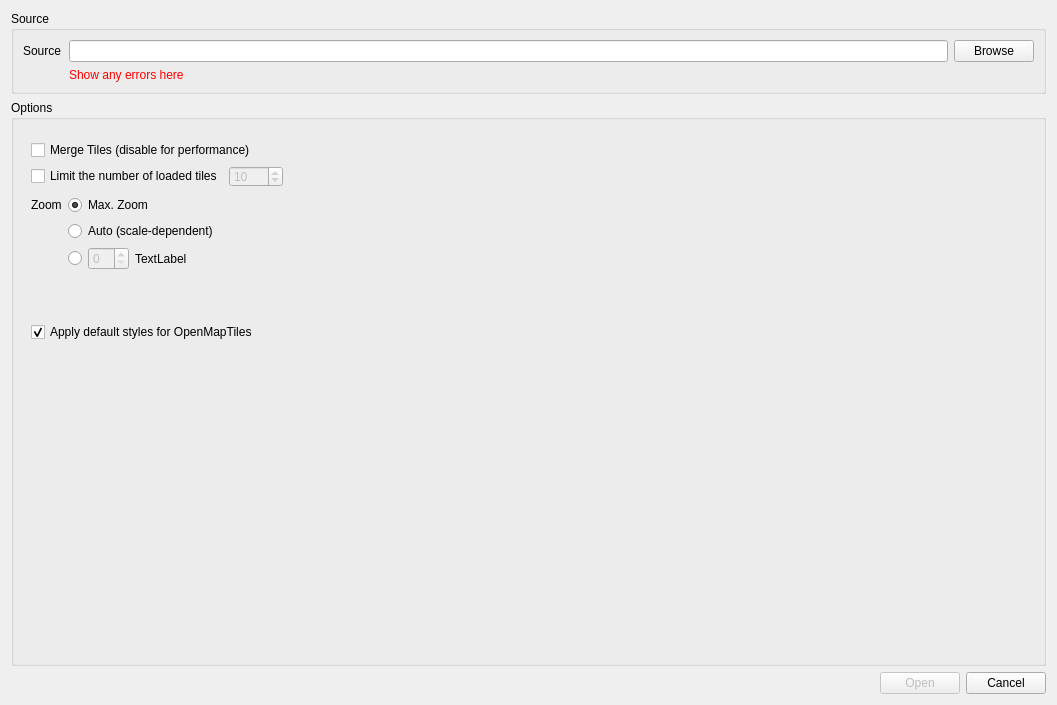
geometalab/Vector-Tiles-Reader-QGIS-Plugin, file ui/dlg_file_connection.ui: the form before one commit.
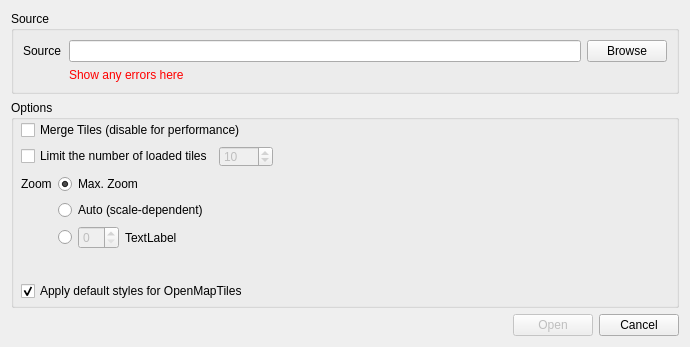
The form after the commit. Icons and pictures are not drawn.

```diff
--- a/ui/dlg_file_connection.ui
+++ b/ui/dlg_file_connection.ui
@@ -9,8 +9,8 @@
    <rect>
     <x>0</x>
     <y>0</y>
-    <width>1057</width>
-    <height>705</height>
+    <width>690</width>
+    <height>347</height>
    </rect>
   </property>
   <property name="sizePolicy">
@@ -21,8 +21,8 @@
   </property>
   <property name="minimumSize">
    <size>
-    <width>573</width>
-    <height>655</height>
+    <width>0</width>
+    <height>0</height>
    </size>
   </property>
   <property name="windowTitle">
@@ -61,10 +61,10 @@
      <widget class="QWidget" name="formLayoutWidget_2">
       <property name="geometry">
        <rect>
-        <x>20</x>
-        <y>40</y>
-        <width>981</width>
-        <height>330</height>
+        <x>10</x>
+        <y>20</y>
+        <width>651</width>
+        <height>181</height>
        </rect>
       </property>
       <layout class="QFormLayout" name="formLayout_2">
@@ -234,7 +234,7 @@
          <property name="sizeHint" stdset="0">
           <size>
            <width>20</width>
-           <height>40</height>
+           <height>20</height>
           </size>
          </property>
         </spacer>
```
